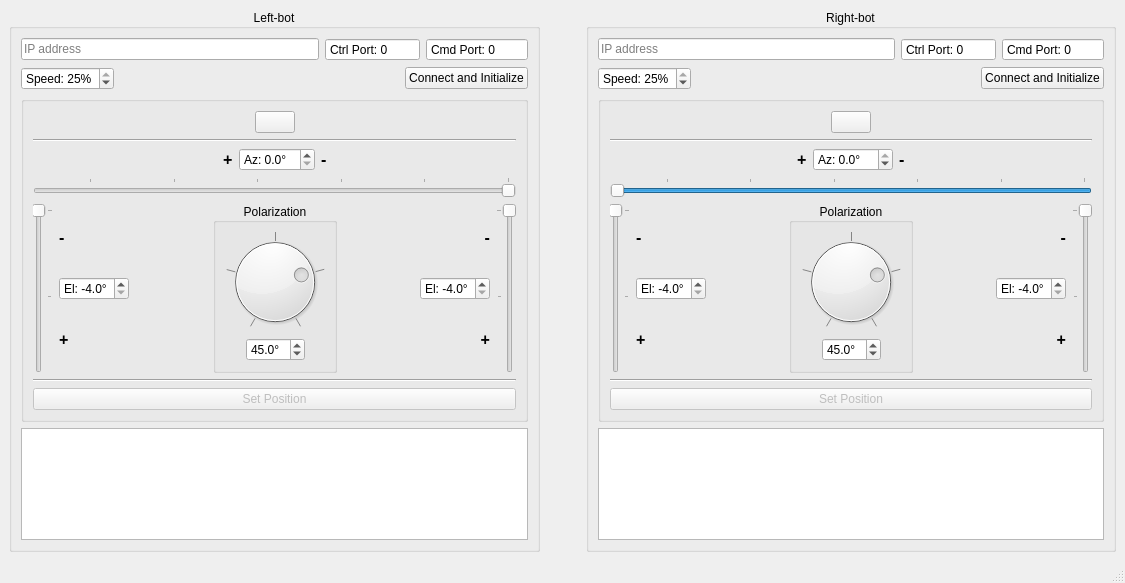
First picture: the form in mainwindow.ui, repository rookidroid/armstrong, before the edit.
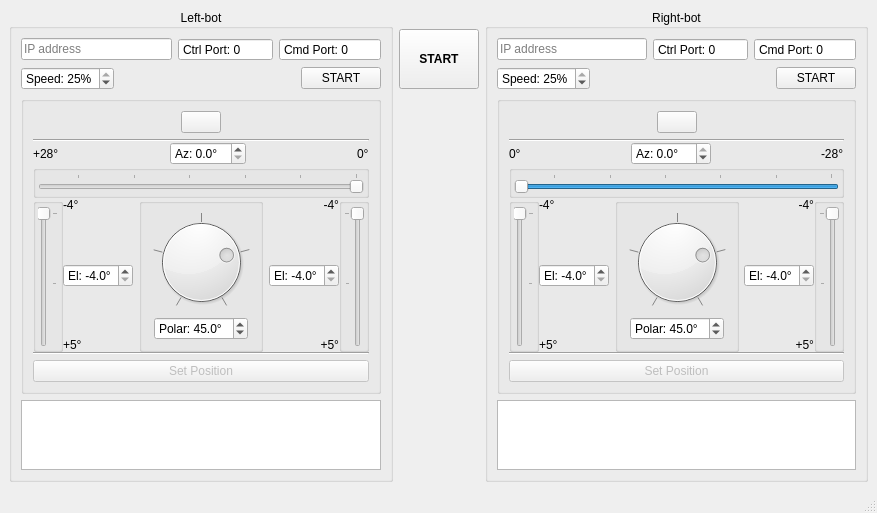
Second picture: the form after the edit. Icons and pictures are not drawn.

What changed in the file:
```diff
--- a/mainwindow.ui
+++ b/mainwindow.ui
@@ -6,8 +6,8 @@
    <rect>
     <x>0</x>
     <y>0</y>
-    <width>1125</width>
-    <height>583</height>
+    <width>877</width>
+    <height>513</height>
    </rect>
   </property>
   <property name="windowTitle">
@@ -113,7 +113,7 @@
            <item>
             <widget class="QPushButton" name="pushButton_connect_l">
              <property name="text">
-              <string>Connect and Initialize</string>
+              <string>START</string>
              </property>
             </widget>
            </item>
@@ -128,8 +128,14 @@
             <string/>
            </property>
            <layout class="QVBoxLayout" name="verticalLayout_5">
+            <property name="spacing">
+             <number>0</number>
+            </property>
             <item>
              <layout class="QHBoxLayout" name="horizontalLayout_9">
+              <property name="bottomMargin">
+               <number>6</number>
+              </property>
               <item>
                <spacer name="horizontalSpacer_7">
                 <property name="orientation">
@@ -184,6 +190,13 @@
             </item>
             <item>
              <layout class="QHBoxLayout" name="horizontalLayout_18">
+              <item>
+               <widget class="QLabel" name="label_13">
+                <property name="text">
+                 <string>+28°</string>
+                </property>
+               </widget>
+              </item>
               <item>
                <spacer name="horizontalSpacer_12">
                 <property name="orientation">
@@ -197,19 +210,6 @@
                 </property>
                </spacer>
               </item>
-              <item>
-               <widget class="QLabel" name="label_3">
-                <property name="font">
-                 <font>
-                  <pointsize>12</pointsize>
-                  <bold>true</bold>
-                 </font>
-                </property>
-                <property name="text">
-                 <string>+</string>
-                </property>
-               </widget>
-              </item>
               <item>
                <widget class="QDoubleSpinBox" name="doubleSpinBox_az_l">
                 <property name="buttonSymbols">
@@ -232,19 +232,6 @@
                 </property>
                </widget>
               </item>
-              <item>
-               <widget class="QLabel" name="label_4">
-                <property name="font">
-                 <font>
-                  <pointsize>12</pointsize>
-                  <bold>true</bold>
-                 </font>
-                </property>
-                <property name="text">
-                 <string>-</string>
-                </property>
-               </widget>
-              </item>
               <item>
                <spacer name="horizontalSpacer_17">
                 <property name="orientation">
@@ -258,10 +245,36 @@
                 </property>
                </spacer>
               </item>
+              <item>
+               <widget class="QLabel" name="label_14">
+                <property name="text">
+                 <string>0°</string>
+                </property>
+               </widget>
+              </item>
              </layout>
             </item>
             <item>
-             <layout class="QHBoxLayout" name="horizontalLayout_6">
+             <widget class="QGroupBox" name="groupBox">
+              <property name="title">
+               <string/>
+              </property>
+              <layout class="QHBoxLayout" name="horizontalLayout_3">
+               <property name="spacing">
+                <number>0</number>
+               </property>
+               <property name="leftMargin">
+                <number>2</number>
+               </property>
+               <property name="topMargin">
+                <number>2</number>
+               </property>
+               <property name="rightMargin">
+                <number>2</number>
+               </property>
+               <property name="bottomMargin">
+                <number>2</number>
+               </property>
               <item>
                <widget class="QSlider" name="horizontalSlider_az_l">
                 <property name="maximum">
@@ -291,10 +304,35 @@
                </widget>
               </item>
              </layout>
+             </widget>
+            </item>
+            <item>
+             <layout class="QHBoxLayout" name="horizontalLayout_6"/>
             </item>
             <item>
              <layout class="QHBoxLayout" name="horizontalLayout_5">
               <item>
+               <widget class="QGroupBox" name="groupBox_2">
+                <property name="title">
+                 <string/>
+                </property>
+                <layout class="QHBoxLayout" name="horizontalLayout_11">
+                 <property name="spacing">
+                  <number>0</number>
+                 </property>
+                 <property name="leftMargin">
+                  <number>2</number>
+                 </property>
+                 <property name="topMargin">
+                  <number>2</number>
+                 </property>
+                 <property name="rightMargin">
+                  <number>2</number>
+                 </property>
+                 <property name="bottomMargin">
+                  <number>2</number>
+                 </property>
+                 <item>
                <widget class="QSlider" name="verticalSlider_el_ll">
                 <property name="minimum">
                  <number>-40</number>
@@ -325,21 +363,31 @@
                 </property>
                </widget>
               </item>
+                </layout>
+               </widget>
+              </item>
               <item>
                <layout class="QVBoxLayout" name="verticalLayout_11">
                 <item>
-                 <widget class="QLabel" name="label_5">
-                  <property name="font">
-                   <font>
-                    <pointsize>12</pointsize>
-                    <bold>true</bold>
-                   </font>
-                  </property>
+                 <widget class="QLabel" name="label_15">
                   <property name="text">
-                   <string>-</string>
+                   <string>-4°</string>
                   </property>
                  </widget>
                 </item>
+                <item>
+                 <spacer name="verticalSpacer_9">
+                  <property name="orientation">
+                   <enum>Qt::Vertical</enum>
+                  </property>
+                  <property name="sizeHint" stdset="0">
+                   <size>
+                    <width>20</width>
+                    <height>0</height>
+                   </size>
+                  </property>
+                 </spacer>
+                </item>
                 <item>
                  <widget class="QDoubleSpinBox" name="doubleSpinBox_el_ll">
                   <property name="buttonSymbols">
@@ -369,15 +417,22 @@
                  </widget>
                 </item>
                 <item>
-                 <widget class="QLabel" name="label_6">
-                  <property name="font">
-                   <font>
-                    <pointsize>12</pointsize>
-                    <bold>true</bold>
-                   </font>
+                 <spacer name="verticalSpacer_10">
+                  <property name="orientation">
+                   <enum>Qt::Vertical</enum>
                   </property>
+                  <property name="sizeHint" stdset="0">
+                   <size>
+                    <width>20</width>
+                    <height>0</height>
+                   </size>
+                  </property>
+                 </spacer>
+                </item>
+                <item>
+                 <widget class="QLabel" name="label_ell1">
                   <property name="text">
-                   <string>+</string>
+                   <string>+5°</string>
                   </property>
                  </widget>
                 </item>
@@ -398,6 +453,9 @@
               </item>
               <item>
                <layout class="QVBoxLayout" name="verticalLayout_6">
+                <property name="spacing">
+                 <number>0</number>
+                </property>
                 <item>
                  <spacer name="verticalSpacer_3">
                   <property name="orientation">
@@ -414,7 +472,7 @@
                 <item>
                  <widget class="QGroupBox" name="groupBox_4">
                   <property name="title">
-                   <string>Polarization</string>
+                   <string/>
                   </property>
                   <property name="alignment">
                    <set>Qt::AlignCenter</set>
@@ -422,6 +480,12 @@
                   <layout class="QVBoxLayout" name="verticalLayout_7">
                    <item>
                     <widget class="QDial" name="dial_pol_l">
+                     <property name="minimumSize">
+                      <size>
+                       <width>80</width>
+                       <height>80</height>
+                      </size>
+                     </property>
                      <property name="minimum">
                       <number>-90</number>
                      </property>
@@ -460,7 +524,7 @@
                      <item>
                       <widget class="QDoubleSpinBox" name="doubleSpinBox_pol_l">
                        <property name="prefix">
-                        <string/>
+                        <string>Polar: </string>
                        </property>
                        <property name="suffix">
                         <string>°</string>
@@ -528,21 +592,28 @@
               <item>
                <layout class="QVBoxLayout" name="verticalLayout_12">
                 <item>
-                 <widget class="QLabel" name="label_7">
-                  <property name="font">
-                   <font>
-                    <pointsize>12</pointsize>
-                    <bold>true</bold>
-                   </font>
-                  </property>
+                 <widget class="QLabel" name="label">
                   <property name="text">
-                   <string>-</string>
+                   <string>-4°</string>
                   </property>
                   <property name="alignment">
                    <set>Qt::AlignRight|Qt::AlignTrailing|Qt::AlignVCenter</set>
                   </property>
                  </widget>
                 </item>
+                <item>
+                 <spacer name="verticalSpacer_11">
+                  <property name="orientation">
+                   <enum>Qt::Vertical</enum>
+                  </property>
+                  <property name="sizeHint" stdset="0">
+                   <size>
+                    <width>20</width>
+                    <height>0</height>
+                   </size>
+                  </property>
+                 </spacer>
+                </item>
                 <item>
                  <widget class="QDoubleSpinBox" name="doubleSpinBox_el_lr">
                   <property name="buttonSymbols">
@@ -572,15 +643,22 @@
                  </widget>
                 </item>
                 <item>
-                 <widget class="QLabel" name="label_8">
-                  <property name="font">
-                   <font>
-                    <pointsize>12</pointsize>
-                    <bold>true</bold>
-                   </font>
+                 <spacer name="verticalSpacer_12">
+                  <property name="orientation">
+                   <enum>Qt::Vertical</enum>
                   </property>
+                  <property name="sizeHint" stdset="0">
+                   <size>
+                    <width>20</width>
+                    <height>0</height>
+                   </size>
+                  </property>
+                 </spacer>
+                </item>
+                <item>
+                 <widget class="QLabel" name="label_ell2">
                   <property name="text">
-                   <string>+</string>
+                   <string>+5°</string>
                   </property>
                   <property name="alignment">
                    <set>Qt::AlignRight|Qt::AlignTrailing|Qt::AlignVCenter</set>
@@ -589,6 +667,27 @@
                 </item>
                </layout>
               </item>
+              <item>
+               <widget class="QGroupBox" name="groupBox_3">
+                <property name="title">
+                 <string/>
+                </property>
+                <layout class="QHBoxLayout" name="horizontalLayout_17">
+                 <property name="spacing">
+                  <number>0</number>
+                 </property>
+                 <property name="leftMargin">
+                  <number>2</number>
+                 </property>
+                 <property name="topMargin">
+                  <number>2</number>
+                 </property>
+                 <property name="rightMargin">
+                  <number>2</number>
+                 </property>
+                 <property name="bottomMargin">
+                  <number>2</number>
+                 </property>
               <item>
                <widget class="QSlider" name="verticalSlider_el_lr">
                 <property name="sizePolicy">
@@ -627,6 +726,9 @@
                </widget>
               </item>
              </layout>
+               </widget>
+              </item>
+             </layout>
             </item>
             <item>
              <widget class="Line" name="line_3">
@@ -635,6 +737,19 @@
               </property>
              </widget>
             </item>
+            <item>
+             <spacer name="verticalSpacer_7">
+              <property name="orientation">
+               <enum>Qt::Vertical</enum>
+              </property>
+              <property name="sizeHint" stdset="0">
+               <size>
+                <width>20</width>
+                <height>6</height>
+               </size>
+              </property>
+             </spacer>
+            </item>
             <item>
              <widget class="QPushButton" name="pushButton_set_l">
               <property name="enabled">
@@ -664,20 +779,61 @@
      </layout>
     </item>
     <item>
-     <spacer name="horizontalSpacer_3">
+     <layout class="QVBoxLayout" name="verticalLayout_15">
+      <item>
+       <spacer name="verticalSpacer_6">
       <property name="orientation">
-       <enum>Qt::Horizontal</enum>
+         <enum>Qt::Vertical</enum>
       </property>
       <property name="sizeType">
        <enum>QSizePolicy::Fixed</enum>
       </property>
       <property name="sizeHint" stdset="0">
        <size>
-        <width>40</width>
+          <width>20</width>
         <height>20</height>
        </size>
       </property>
      </spacer>
+      </item>
+      <item>
+       <widget class="QPushButton" name="pushButton_start">
+        <property name="sizePolicy">
+         <sizepolicy hsizetype="Preferred" vsizetype="Fixed">
+          <horstretch>0</horstretch>
+          <verstretch>0</verstretch>
+         </sizepolicy>
+        </property>
+        <property name="minimumSize">
+         <size>
+          <width>0</width>
+          <height>60</height>
+         </size>
+        </property>
+        <property name="font">
+         <font>
+          <bold>true</bold>
+         </font>
+        </property>
+        <property name="text">
+         <string>START</string>
+        </property>
+       </widget>
+      </item>
+      <item>
+       <spacer name="verticalSpacer_5">
+        <property name="orientation">
+         <enum>Qt::Vertical</enum>
+        </property>
+        <property name="sizeHint" stdset="0">
+         <size>
+          <width>20</width>
+          <height>40</height>
+         </size>
+        </property>
+       </spacer>
+      </item>
+     </layout>
     </item>
     <item>
      <layout class="QVBoxLayout" name="verticalLayout">
@@ -779,7 +935,7 @@
            <item>
             <widget class="QPushButton" name="pushButton_connect_r">
              <property name="text">
-              <string>Connect and Initialize</string>
+              <string>START</string>
              </property>
             </widget>
            </item>
@@ -806,8 +962,14 @@
             <string/>
            </property>
            <layout class="QVBoxLayout" name="verticalLayout_8">
+            <property name="spacing">
+             <number>0</number>
+            </property>
             <item>
              <layout class="QHBoxLayout" name="horizontalLayout_13">
+              <property name="bottomMargin">
+               <number>6</number>
+              </property>
               <item>
                <spacer name="horizontalSpacer_10">
                 <property name="orientation">
@@ -862,6 +1024,13 @@
             </item>
             <item>
              <layout class="QHBoxLayout" name="horizontalLayout_7">
+              <item>
+               <widget class="QLabel" name="label_17">
+                <property name="text">
+                 <string>0°</string>
+                </property>
+               </widget>
+              </item>
               <item>
                <spacer name="horizontalSpacer_4">
                 <property name="orientation">
@@ -875,19 +1044,6 @@
                 </property>
                </spacer>
               </item>
-              <item>
-               <widget class="QLabel" name="label_2">
-                <property name="font">
-                 <font>
-                  <pointsize>12</pointsize>
-                  <bold>true</bold>
-                 </font>
-                </property>
-                <property name="text">
-                 <string>+</string>
-                </property>
-               </widget>
-              </item>
               <item>
                <widget class="QDoubleSpinBox" name="doubleSpinBox_az_r">
                 <property name="buttonSymbols">
@@ -913,19 +1069,6 @@
                 </property>
                </widget>
               </item>
-              <item>
-               <widget class="QLabel" name="label">
-                <property name="font">
-                 <font>
-                  <pointsize>12</pointsize>
-                  <bold>true</bold>
-                 </font>
-                </property>
-                <property name="text">
-                 <string>-</string>
-                </property>
-               </widget>
-              </item>
               <item>
                <spacer name="horizontalSpacer_16">
                 <property name="orientation">
@@ -939,10 +1082,36 @@
                 </property>
                </spacer>
               </item>
+              <item>
+               <widget class="QLabel" name="label_18">
+                <property name="text">
+                 <string>-28°</string>
+                </property>
+               </widget>
+              </item>
              </layout>
             </item>
             <item>
-             <layout class="QHBoxLayout" name="horizontalLayout_14">
+             <widget class="QGroupBox" name="groupBox_5">
+              <property name="title">
+               <string/>
+              </property>
+              <layout class="QHBoxLayout" name="horizontalLayout_19">
+               <property name="spacing">
+                <number>0</number>
+               </property>
+               <property name="leftMargin">
+                <number>2</number>
+               </property>
+               <property name="topMargin">
+                <number>2</number>
+               </property>
+               <property name="rightMargin">
+                <number>2</number>
+               </property>
+               <property name="bottomMargin">
+                <number>2</number>
+               </property>
               <item>
                <widget class="QSlider" name="horizontalSlider_az_r">
                 <property name="minimum">
@@ -975,10 +1144,32 @@
                </widget>
               </item>
              </layout>
+             </widget>
             </item>
             <item>
              <layout class="QHBoxLayout" name="horizontalLayout_15">
               <item>
+               <widget class="QGroupBox" name="groupBox_7">
+                <property name="title">
+                 <string/>
+                </property>
+                <layout class="QHBoxLayout" name="horizontalLayout_14">
+                 <property name="spacing">
+                  <number>0</number>
+                 </property>
+                 <property name="leftMargin">
+                  <number>2</number>
+                 </property>
+                 <property name="topMargin">
+                  <number>2</number>
+                 </property>
+                 <property name="rightMargin">
+                  <number>2</number>
+                 </property>
+                 <property name="bottomMargin">
+                  <number>2</number>
+                 </property>
+                 <item>
                <widget class="QSlider" name="verticalSlider_el_rl">
                 <property name="minimum">
                  <number>-40</number>
@@ -1009,21 +1200,31 @@
                 </property>
                </widget>
               </item>
+                </layout>
+               </widget>
+              </item>
               <item>
                <layout class="QVBoxLayout" name="verticalLayout_13">
                 <item>
-                 <widget class="QLabel" name="label_9">
-                  <property name="font">
-                   <font>
-                    <pointsize>12</pointsize>
-                    <bold>true</bold>
-                   </font>
-                  </property>
+                 <widget class="QLabel" name="label_3">
                   <property name="text">
-                   <string>-</string>
+                   <string>-4°</string>
                   </property>
                  </widget>
                 </item>
+                <item>
+                 <spacer name="verticalSpacer_13">
+                  <property name="orientation">
+                   <enum>Qt::Vertical</enum>
+                  </property>
+                  <property name="sizeHint" stdset="0">
+                   <size>
+                    <width>20</width>
+                    <height>0</height>
+                   </size>
+                  </property>
+                 </spacer>
+                </item>
                 <item>
                  <widget class="QDoubleSpinBox" name="doubleSpinBox_el_rl">
                   <property name="buttonSymbols">
@@ -1053,15 +1254,22 @@
                  </widget>
                 </item>
                 <item>
-                 <widget class="QLabel" name="label_10">
-                  <property name="font">
-                   <font>
-                    <pointsize>12</pointsize>
-                    <bold>true</bold>
-                   </font>
+                 <spacer name="verticalSpacer_14">
+                  <property name="orientation">
+                   <enum>Qt::Vertical</enum>
                   </property>
+                  <property name="sizeHint" stdset="0">
+                   <size>
+                    <width>20</width>
+                    <height>0</height>
+                   </size>
+                  </property>
+                 </spacer>
+                </item>
+                <item>
+                 <widget class="QLabel" name="label_elr1">
                   <property name="text">
-                   <string>+</string>
+                   <string>+5°</string>
                   </property>
                  </widget>
                 </item>
@@ -1082,6 +1290,9 @@
               </item>
               <item>
                <layout class="QVBoxLayout" name="verticalLayout_9">
+                <property name="spacing">
+                 <number>0</number>
+                </property>
                 <item>
                  <spacer name="verticalSpacer_4">
                   <property name="orientation">
@@ -1098,7 +1309,7 @@
                 <item>
                  <widget class="QGroupBox" name="groupBox_6">
                   <property name="title">
-                   <string>Polarization</string>
+                   <string/>
                   </property>
                   <property name="alignment">
                    <set>Qt::AlignCenter</set>
@@ -1106,6 +1317,12 @@
                   <layout class="QVBoxLayout" name="verticalLayout_10">
                    <item>
                     <widget class="QDial" name="dial_pol_r">
+                     <property name="minimumSize">
+                      <size>
+                       <width>80</width>
+                       <height>80</height>
+                      </size>
+                     </property>
                      <property name="minimum">
                       <number>-90</number>
                      </property>
@@ -1146,6 +1363,9 @@
                      </item>
                      <item>
                       <widget class="QDoubleSpinBox" name="doubleSpinBox_pol_r">
+                       <property name="prefix">
+                        <string>Polar: </string>
+                       </property>
                        <property name="suffix">
                         <string>°</string>
                        </property>
@@ -1212,21 +1432,28 @@
               <item>
                <layout class="QVBoxLayout" name="verticalLayout_14">
                 <item>
-                 <widget class="QLabel" name="label_11">
-                  <property name="font">
-                   <font>
-                    <pointsize>12</pointsize>
-                    <bold>true</bold>
-                   </font>
-                  </property>
+                 <widget class="QLabel" name="label_19">
                   <property name="text">
-                   <string>-</string>
+                   <string>-4°</string>
                   </property>
                   <property name="alignment">
                    <set>Qt::AlignRight|Qt::AlignTrailing|Qt::AlignVCenter</set>
                   </property>
                  </widget>
                 </item>
+                <item>
+                 <spacer name="verticalSpacer_15">
+                  <property name="orientation">
+                   <enum>Qt::Vertical</enum>
+                  </property>
+                  <property name="sizeHint" stdset="0">
+                   <size>
+                    <width>20</width>
+                    <height>0</height>
+                   </size>
+                  </property>
+                 </spacer>
+                </item>
                 <item>
                  <widget class="QDoubleSpinBox" name="doubleSpinBox_el_rr">
                   <property name="buttonSymbols">
@@ -1256,15 +1483,22 @@
                  </widget>
                 </item>
                 <item>
-                 <widget class="QLabel" name="label_12">
-                  <property name="font">
-                   <font>
-                    <pointsize>12</pointsize>
-                    <bold>true</bold>
-                   </font>
+                 <spacer name="verticalSpacer_16">
+                  <property name="orientation">
+                   <enum>Qt::Vertical</enum>
                   </property>
+                  <property name="sizeHint" stdset="0">
+                   <size>
+                    <width>20</width>
+                    <height>0</height>
+                   </size>
+                  </property>
+                 </spacer>
+                </item>
+                <item>
+                 <widget class="QLabel" name="label_elr2">
                   <property name="text">
-                   <string>+</string>
+                   <string>+5°</string>
                   </property>
                   <property name="alignment">
                    <set>Qt::AlignRight|Qt::AlignTrailing|Qt::AlignVCenter</set>
@@ -1273,6 +1507,27 @@
                 </item>
                </layout>
               </item>
+              <item>
+               <widget class="QGroupBox" name="groupBox_8">
+                <property name="title">
+                 <string/>
+                </property>
+                <layout class="QHBoxLayout" name="horizontalLayout_20">
+                 <property name="spacing">
+                  <number>0</number>
+                 </property>
+                 <property name="leftMargin">
+                  <number>2</number>
+                 </property>
+                 <property name="topMargin">
+                  <number>2</number>
+                 </property>
+                 <property name="rightMargin">
+                  <number>2</number>
+                 </property>
+                 <property name="bottomMargin">
+                  <number>2</number>
+                 </property>
               <item>
                <widget class="QSlider" name="verticalSlider_el_rr">
                 <property name="enabled">
@@ -1311,6 +1566,9 @@
                </widget>
               </item>
              </layout>
+               </widget>
+              </item>
+             </layout>
             </item>
             <item>
              <widget class="Line" name="line_4">
@@ -1319,6 +1577,19 @@
               </property>
              </widget>
             </item>
+            <item>
+             <spacer name="verticalSpacer_8">
+              <property name="orientation">
+               <enum>Qt::Vertical</enum>
+              </property>
+              <property name="sizeHint" stdset="0">
+               <size>
+                <width>20</width>
+                <height>6</height>
+               </size>
+              </property>
+             </spacer>
+            </item>
             <item>
              <widget class="QPushButton" name="pushButton_set_r">
               <property name="enabled">
```
Left out of the diff: 6 changed lines with no effect on the pictures. Lines whose indentation alone changed are shown as unchanged.
